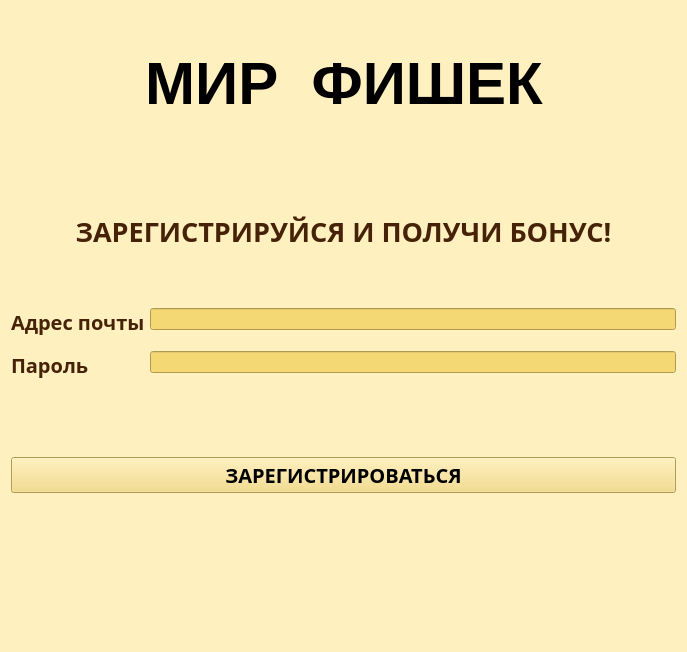
Above: Client/AllUi/Registration.ui from de-Beast/OnlineCasino before the change. Below: the same form after it.
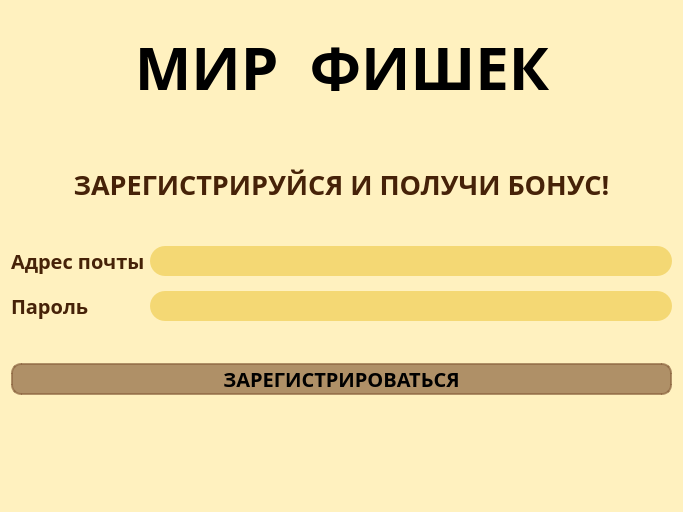
That is the form after the change. Icons and pictures are not drawn.

Patch:
```diff
--- a/Client/AllUi/Registration.ui
+++ b/Client/AllUi/Registration.ui
@@ -6,8 +6,8 @@
    <rect>
     <x>0</x>
     <y>0</y>
-    <width>687</width>
-    <height>652</height>
+    <width>683</width>
+    <height>512</height>
    </rect>
   </property>
   <property name="windowTitle">
@@ -19,6 +19,9 @@
 background-color: rgb(255, 241, 191);</string>
   </property>
   <layout class="QVBoxLayout" name="verticalLayout_4">
+   <property name="bottomMargin">
+    <number>0</number>
+   </property>
    <item>
     <layout class="QHBoxLayout" name="horizontalLayout">
      <item>
@@ -38,6 +41,7 @@
       <widget class="QLabel" name="Logo">
        <property name="font">
         <font>
+         <family>Manrope</family>
          <pointsize>45</pointsize>
          <bold>true</bold>
         </font>
@@ -55,14 +59,20 @@
      </item>
      <item>
       <widget class="QLabel" name="Icon2">
+       <property name="sizePolicy">
+        <sizepolicy hsizetype="Preferred" vsizetype="Preferred">
+         <horstretch>0</horstretch>
+         <verstretch>0</verstretch>
+        </sizepolicy>
+       </property>
        <property name="styleSheet">
         <string notr="true">border-image: url(:/Money/pngegg (1) 1.png);</string>
        </property>
        <property name="text">
         <string/>
        </property>
-       <property name="alignment">
-        <set>Qt::AlignCenter</set>
+       <property name="scaledContents">
+        <bool>false</bool>
        </property>
       </widget>
      </item>
@@ -106,6 +116,9 @@
    </item>
    <item>
     <layout class="QFormLayout" name="formLayout">
+     <property name="labelAlignment">
+      <set>Qt::AlignLeading|Qt::AlignLeft|Qt::AlignVCenter</set>
+     </property>
      <property name="horizontalSpacing">
       <number>5</number>
      </property>
@@ -147,8 +160,15 @@
      </item>
      <item row="0" column="1">
       <widget class="QLineEdit" name="Edit_Email">
+       <property name="minimumSize">
+        <size>
+         <width>0</width>
+         <height>30</height>
+        </size>
+       </property>
        <property name="styleSheet">
-        <string notr="true">background-color: rgb(244, 216, 116);</string>
+        <string notr="true">background-color: rgb(244, 216, 116);
+border-radius: 15px;</string>
        </property>
       </widget>
      </item>
@@ -187,8 +207,15 @@
      </item>
      <item row="1" column="1">
       <widget class="QLineEdit" name="Edit_Password">
+       <property name="minimumSize">
+        <size>
+         <width>0</width>
+         <height>30</height>
+        </size>
+       </property>
        <property name="styleSheet">
-        <string notr="true">background-color: rgb(244, 216, 116);</string>
+        <string notr="true">background-color: rgb(244, 216, 116);
+border-radius: 15px</string>
        </property>
       </widget>
      </item>
@@ -209,9 +236,10 @@
 font-style: normal;
 
 text-align: center;
-background-color: rgb(244, 216, 116);
 
-</string>
+background: rgba(140, 101, 65, 0.7);
+border: 2px solid rgba(140, 101, 65, 0.7);
+border-radius: 10px;</string>
      </property>
      <property name="text">
       <string>ЗАРЕГИСТРИРОВАТЬСЯ</string>
@@ -221,20 +249,13 @@
    <item>
     <widget class="QLabel" name="Chips">
      <property name="styleSheet">
-      <string notr="true">border-image: url(:/Money/money.png);
-position: absolute;
-width: 1440px;
-height: 385px;
-left: 0px;
-top: 686px;
-
-</string>
+      <string notr="true">background: url(:/Money/money.png)</string>
      </property>
      <property name="text">
       <string/>
      </property>
-     <property name="alignment">
-      <set>Qt::AlignBottom|Qt::AlignHCenter</set>
+     <property name="scaledContents">
+      <bool>false</bool>
      </property>
     </widget>
    </item>
```
Left out of the diff: 11 changed lines with no effect on the pictures.
